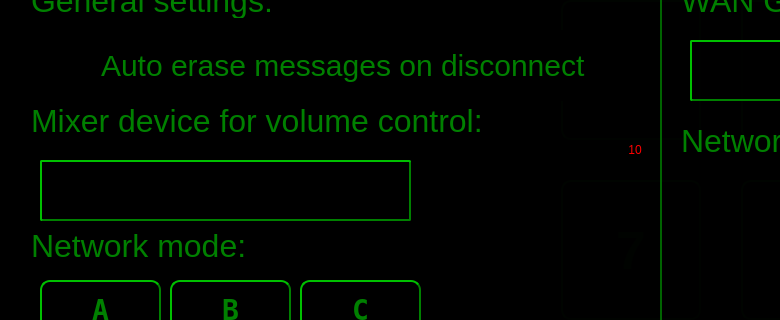
Above: mainwindow.ui from 34vdf34/commui before the change; both pictures show x 0 to 780 and y 210 to 530 of the 1280 by 720 pixel window. Below: the same form after it.
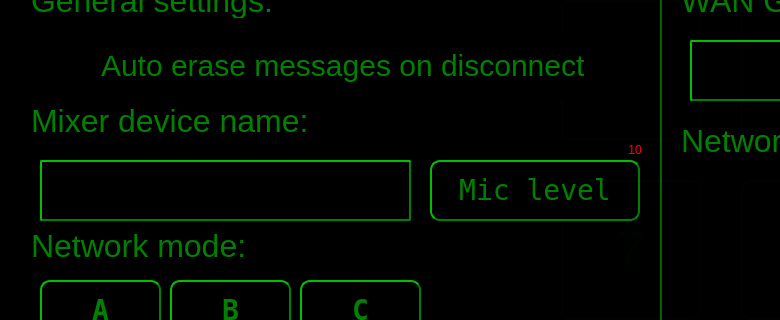
That is the form after the change. Icons and pictures are not drawn.

Commit message: Microphone level button to settings page

What changed in the file:
```diff
--- a/mainwindow.ui
+++ b/mainwindow.ui
@@ -2391,7 +2391,7 @@
 </string>
       </property>
       <property name="text">
-       <string>Mixer device for volume control:</string>
+       <string>Mixer device name:</string>
       </property>
      </widget>
      <widget class="QLabel" name="route1Selected">
@@ -2636,6 +2636,48 @@
        <bool>true</bool>
       </property>
      </widget>
+     <widget class="QPushButton" name="micVolButton">
+      <property name="geometry">
+       <rect>
+        <x>420</x>
+        <y>360</y>
+        <width>210</width>
+        <height>61</height>
+       </rect>
+      </property>
+      <property name="font">
+       <font>
+        <family>DejaVu Sans Mono</family>
+        <pointsize>-1</pointsize>
+        <weight>50</weight>
+        <italic>false</italic>
+        <bold>false</bold>
+       </font>
+      </property>
+      <property name="focusPolicy">
+       <enum>Qt::NoFocus</enum>
+      </property>
+      <property name="styleSheet">
+       <string notr="true">QPushButton {
+    background-color: transparent;
+    border-style: outset;
+    border-width: 2px;
+    border-radius: 10px;
+    border-color: green;
+   color: green;
+    font:  28px;
+    min-width: 1em;
+    padding: 6px;
+}
+QPushButton:pressed {
+    background-color: rgb(0,224, 0);
+    border-style: inset;
+}</string>
+      </property>
+      <property name="text">
+       <string>Mic level</string>
+      </property>
+     </widget>
     </widget>
     <widget class="QLabel" name="logoLabel">
      <property name="geometry">
```
The commit also changes 1 other file.
